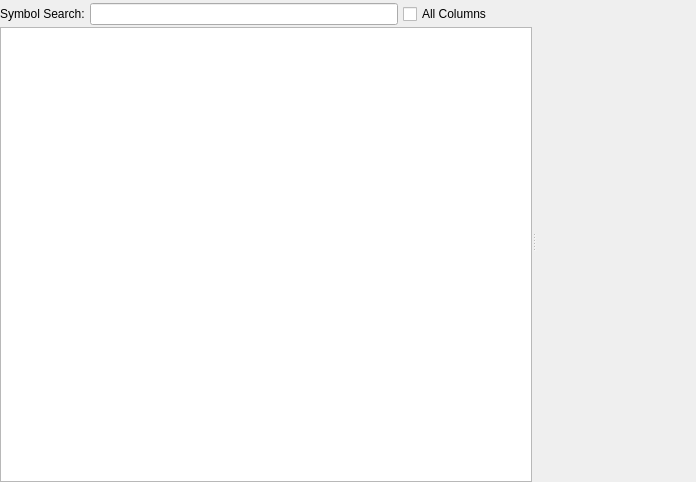
Before: the Qt Designer form src/gdxviewer/gdxviewer.ui in GAMS-dev/studio, drawn with Qt 5.
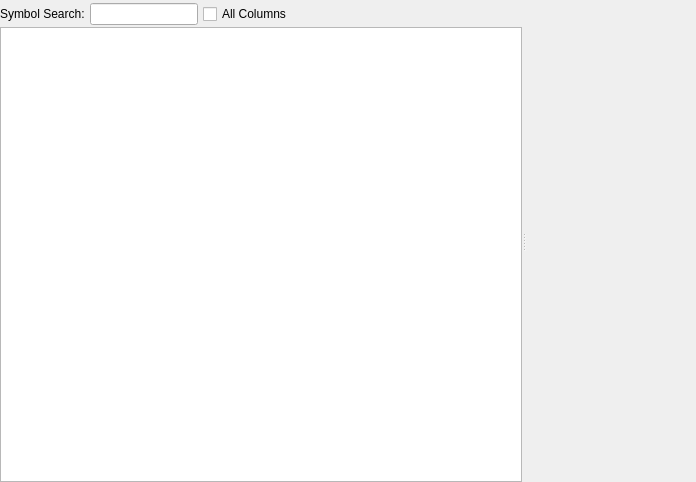
After: the same form once the commit is applied. Custom widgets are drawn as their Qt base class.

Commit message: adjusted layout to not overdraw anything

The edit to the form file:
```diff
--- a/src/gdxviewer/gdxviewer.ui
+++ b/src/gdxviewer/gdxviewer.ui
@@ -17,6 +17,9 @@
    <property name="spacing">
     <number>0</number>
    </property>
+   <property name="sizeConstraint">
+    <enum>QLayout::SetMinimumSize</enum>
+   </property>
    <property name="leftMargin">
     <number>0</number>
    </property>
@@ -62,12 +65,24 @@
          </item>
          <item>
           <widget class="QLineEdit" name="lineEdit">
+           <property name="sizePolicy">
+            <sizepolicy hsizetype="Preferred" vsizetype="Fixed">
+             <horstretch>0</horstretch>
+             <verstretch>0</verstretch>
+            </sizepolicy>
+           </property>
            <property name="minimumSize">
             <size>
              <width>100</width>
              <height>0</height>
             </size>
            </property>
+           <property name="maximumSize">
+            <size>
+             <width>350</width>
+             <height>16777215</height>
+            </size>
+           </property>
            <property name="toolTip">
             <string>&lt;html&gt;&lt;head/&gt;&lt;body&gt;&lt;p&gt;Search the symbol table using a &lt;span style=&quot; font-weight:600;&quot;&gt;wildcard &lt;/span&gt;syntax. The &lt;span style=&quot; font-weight:600;&quot;&gt;All Columns&lt;/span&gt; checkbox can be used to toggle between searching in the &lt;span style=&quot; font-weight:600;&quot;&gt;Name&lt;/span&gt; column only or in all columns.&lt;/p&gt;&lt;/body&gt;&lt;/html&gt;</string>
            </property>
@@ -89,11 +104,11 @@
             <enum>Qt::Horizontal</enum>
            </property>
            <property name="sizeType">
-            <enum>QSizePolicy::Preferred</enum>
+            <enum>QSizePolicy::MinimumExpanding</enum>
            </property>
            <property name="sizeHint" stdset="0">
             <size>
-             <width>40</width>
+             <width>15</width>
              <height>20</height>
             </size>
            </property>
```
The commit also changes 2 other files.
